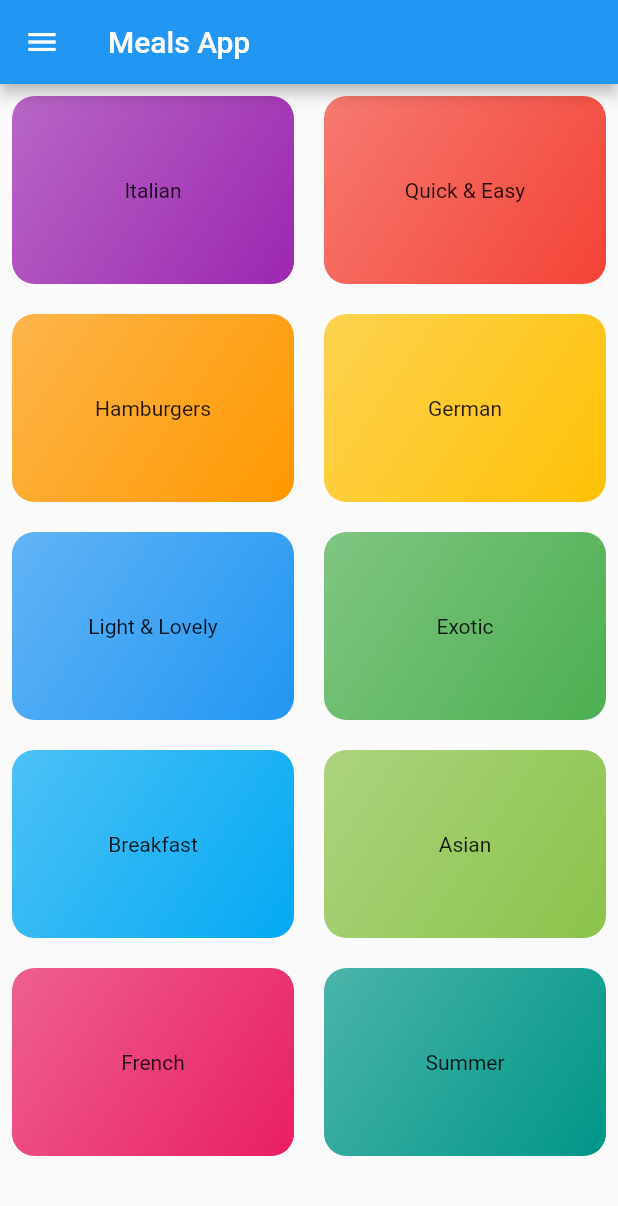
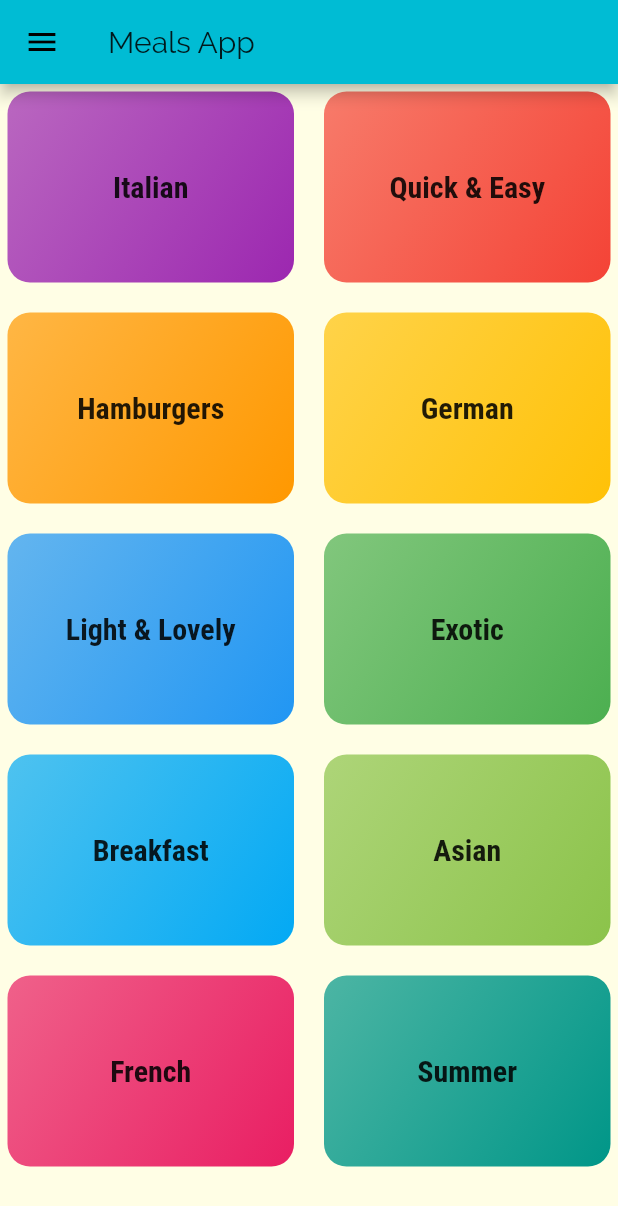
Before and after one commit to ofek4454/MealApp, a Flutter app: the screen it shows after launch, on a phone screen of 412 x 824 dp. Shown: the top 1206 px of the screen. Run offline on Flutter 3.47's test engine with Material 2 defaults, Android fonts, the phone set to English and light mode, and no system bars.

Commit message:
12062020

```diff
--- a/lib/main.dart
+++ b/lib/main.dart
@@ -10,7 +10,23 @@ class MyApp extends StatelessWidget {
     return MaterialApp(
       title: 'Meals App',
       theme: ThemeData(
-        primarySwatch: Colors.blue,
+        primarySwatch: Colors.cyan,
+        accentColor: Colors.teal,
+        canvasColor: Color.fromRGBO(255, 254, 229, 1),
+        fontFamily: 'Raleway',
+        textTheme: ThemeData.light().textTheme.copyWith(
+              body1: TextStyle(
+                color: Color.fromRGBO(20, 51, 51, 1),
+              ),
+              body2: TextStyle(
+                color: Color.fromRGBO(20, 51, 51, 1),
+              ),
+              title: TextStyle(
+                fontSize: 20,
+                fontWeight: FontWeight.bold,
+                fontFamily: 'RobotoCondensed',
+              ),
+            ),
       ),
       home: CategorysScreen(),
     );
--- a/lib/screens/categorys_screen.dart
+++ b/lib/screens/categorys_screen.dart
@@ -15,9 +15,8 @@ class CategorysScreen extends StatelessWidget {
             ),
             onPressed: () {}),
       ),
-      body: Padding(
-        padding: const EdgeInsets.all(8.0),
-        child: GridView(
+      body: GridView(
+        padding: EdgeInsets.all(5),
         gridDelegate: SliverGridDelegateWithMaxCrossAxisExtent(
           maxCrossAxisExtent: 200,
           childAspectRatio: 3 / 2,
@@ -26,7 +25,6 @@ class CategorysScreen extends StatelessWidget {
         ),
         children: CATEGORIES.map((category) => CategoryItem(category)).toList(),
       ),
-      ),
     );
   }
 }
--- a/lib/widgets/category_item.dart
+++ b/lib/widgets/category_item.dart
@@ -1,15 +1,26 @@
 import 'package:flutter/material.dart';
 
 import '../models/category.dart';
+import '../screens/category_meals_screen.dart';
 
 class CategoryItem extends StatelessWidget {
   final Category _category;
 
   const CategoryItem(this._category);
 
+  void pageCategoryNavigator(BuildContext ctx){
+    Navigator.of(ctx).push(MaterialPageRoute(builder: (_){
+      return CategoryMealsScreen(category: _category);
+    },),);
+  }
+
   @override
   Widget build(BuildContext context) {
-    return Container(
+    return InkWell(
+      onTap: () => pageCategoryNavigator(context),
+      borderRadius: BorderRadius.circular(15),
+      focusColor: Theme.of(context).primaryColor,
+      child: Container(
         padding: EdgeInsets.all(15),
         decoration: BoxDecoration(
           gradient: LinearGradient(
@@ -22,7 +33,13 @@ class CategoryItem extends StatelessWidget {
           ),
           borderRadius: BorderRadius.circular(15),
         ),
-      child: Center(child: Text(_category.title)),
+        child: Center(
+          child: Text(
+            _category.title,
+            style: Theme.of(context).textTheme.title,
+          ),
+        ),
+      ),
     );
   }
 }
```
Also changed, not shown: lib/screens/category_meals_screen.dart (added, +22 -0 lines), pubspec.yaml (+17 -6 lines), assets/fonts/Raleway-Black.ttf (added), assets/fonts/Raleway-Bold.ttf (added), assets/fonts/Raleway-Regular.ttf (added), assets/fonts/RobotoCondensed-Bold.ttf (added), assets/fonts/RobotoCondensed-Italic.ttf (added), assets/fonts/RobotoCondensed-Light.ttf (added), assets/fonts/RobotoCondensed-Regular.ttf (added). Lines whose indentation alone changed are shown as unchanged.
